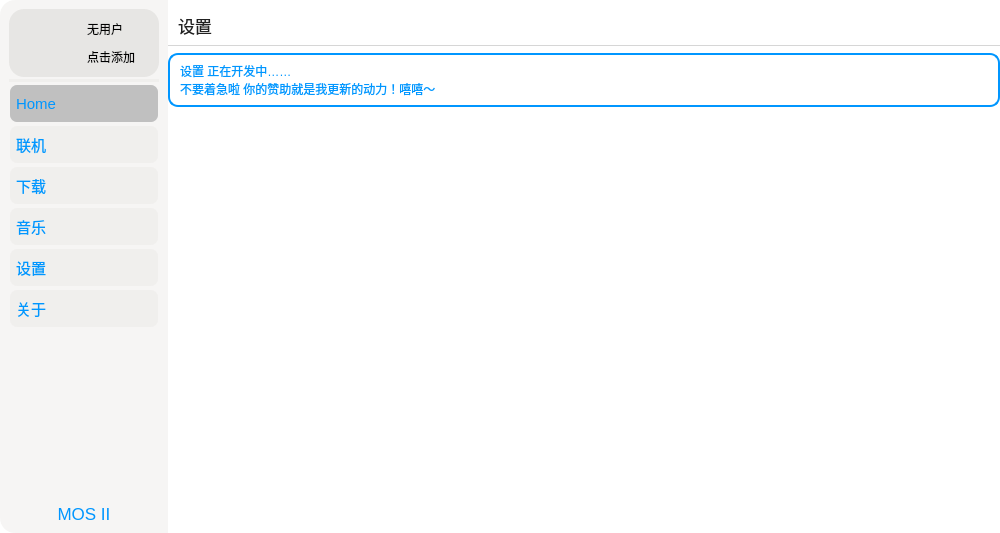
This is UI/MOS_UI.ui in David-xian66/Minecraft-Optimal-Starter_2 as Qt 5 draws it before an edit. The edited form follows.
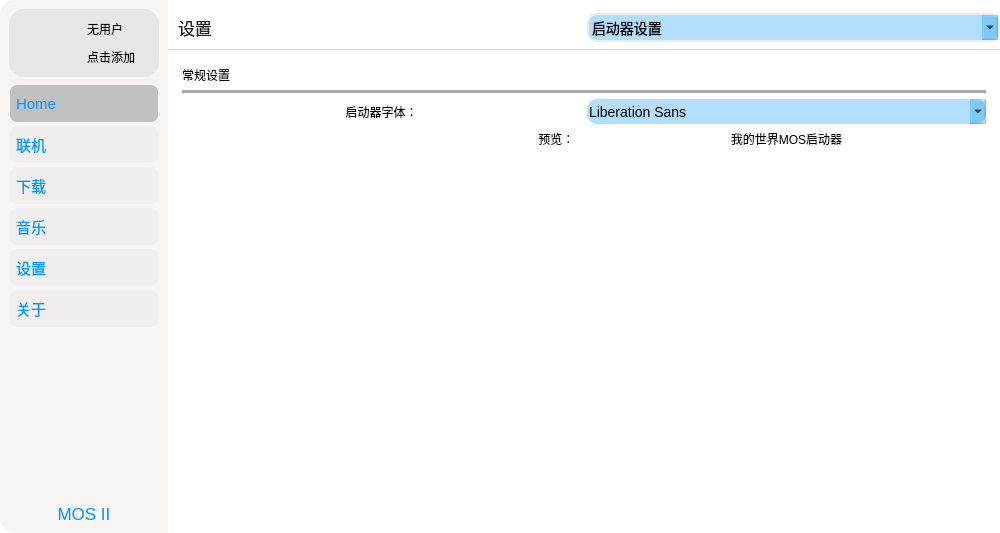
This is the edited form. The open tabs and pages were chosen to show the change. Icons and pictures are not drawn.

Commit message: 6.14UI更新+获取公告更新

Diff of the .ui file:
```diff
--- a/UI/MOS_UI.ui
+++ b/UI/MOS_UI.ui
@@ -32,7 +32,10 @@
    <property name="styleSheet">
     <string notr="true">background-color: rgba(255, 255, 255,100);</string>
    </property>
-   <layout class="QGridLayout" name="gridLayout_13">
+   <layout class="QHBoxLayout" name="horizontalLayout_2">
+    <property name="spacing">
+     <number>0</number>
+    </property>
     <property name="leftMargin">
      <number>0</number>
     </property>
@@ -45,10 +48,7 @@
     <property name="bottomMargin">
      <number>0</number>
     </property>
-    <property name="horizontalSpacing">
-     <number>0</number>
-    </property>
-    <item row="0" column="0">
+    <item>
      <widget class="QWidget" name="widget_mos_left" native="true">
       <property name="autoFillBackground">
        <bool>false</bool>
@@ -399,7 +399,7 @@
       </layout>
      </widget>
     </item>
-    <item row="0" column="1">
+    <item>
      <widget class="QStackedWidget" name="stackedWidget_mos_right">
       <property name="styleSheet">
        <string notr="true">font: 13pt &quot;PingFang SC&quot;;background-color: rgba(255, 255, 255, 128);</string>
@@ -1314,6 +1314,19 @@
        </layout>
       </widget>
       <widget class="QWidget" name="page_5">
+       <property name="styleSheet">
+        <string notr="true">QComboBox {
+    border: 2px solid rgb(235, 235, 235); /* border: 宽度 线类型 颜色 */
+    border-radius: 3px;
+	height:25px;
+	font-size: 14px;
+	background-color: rgba(0, 150, 255, 77);
+	border-radius:10px;
+}
+/*QComboBox::down-arrow
+是 右面那个 
+*/</string>
+       </property>
        <layout class="QGridLayout" name="gridLayout_15">
         <property name="leftMargin">
          <number>0</number>
@@ -1327,20 +1340,18 @@
         <property name="bottomMargin">
          <number>0</number>
         </property>
-        <item row="2" column="0" rowspan="2" colspan="2">
-         <widget class="Line" name="line_5">
-          <property name="styleSheet">
-           <string notr="true">color:rgb(214, 214, 214)</string>
-          </property>
-          <property name="frameShadow">
-           <enum>QFrame::Plain</enum>
-          </property>
-          <property name="midLineWidth">
-           <number>1</number>
-          </property>
-          <property name="orientation">
-           <enum>Qt::Horizontal</enum>
-          </property>
+        <item row="1" column="1">
+         <widget class="QComboBox" name="comboBox">
+          <item>
+           <property name="text">
+            <string>启动器设置</string>
+           </property>
+          </item>
+          <item>
+           <property name="text">
+            <string>游戏设置</string>
+           </property>
+          </item>
          </widget>
         </item>
         <item row="0" column="0" colspan="2">
@@ -1356,20 +1367,23 @@
           </property>
          </spacer>
         </item>
-        <item row="5" column="1">
-         <spacer name="verticalSpacer_8">
+        <item row="3" column="0" rowspan="2" colspan="2">
+         <widget class="Line" name="line_5">
+          <property name="styleSheet">
+           <string notr="true">color:rgb(214, 214, 214)</string>
+          </property>
+          <property name="frameShadow">
+           <enum>QFrame::Plain</enum>
+          </property>
+          <property name="midLineWidth">
+           <number>1</number>
+          </property>
           <property name="orientation">
-           <enum>Qt::Vertical</enum>
+           <enum>Qt::Horizontal</enum>
           </property>
-          <property name="sizeHint" stdset="0">
-           <size>
-            <width>796</width>
-            <height>368</height>
-           </size>
-          </property>
-         </spacer>
+         </widget>
         </item>
-        <item row="1" column="0" colspan="2">
+        <item row="1" column="0">
          <widget class="QLabel" name="label_15">
           <property name="styleSheet">
            <string notr="true">border-style:none;color:rgb(33, 33, 33);font-size: 17px;background-color: rgba(255, 255, 255, 0);</string>
@@ -1382,28 +1396,169 @@
           </property>
          </widget>
         </item>
-        <item row="4" column="0" colspan="2">
-         <widget class="QWidget" name="widget_9" native="true">
-          <property name="styleSheet">
-           <string notr="true">border-radius:10px;
-border:2px solid rgb(0, 150, 255);</string>
+        <item row="5" column="0" colspan="2">
+         <widget class="QStackedWidget" name="stackedWidget">
+          <property name="currentIndex">
+           <number>0</number>
           </property>
-          <layout class="QGridLayout" name="gridLayout_11">
-           <property name="leftMargin">
-            <number>12</number>
-           </property>
-           <item row="1" column="0">
-            <widget class="QLabel" name="label_14">
-             <property name="styleSheet">
-              <string notr="true">border-style:none;color:rgb(0, 150, 255);</string>
-             </property>
-             <property name="text">
-              <string>设置 正在开发中……
-不要着急啦 你的赞助就是我更新的动力！嘻嘻～</string>
-             </property>
-            </widget>
-           </item>
-          </layout>
+          <widget class="QWidget" name="page">
+           <layout class="QGridLayout" name="gridLayout_11">
+            <property name="leftMargin">
+             <number>0</number>
+            </property>
+            <property name="topMargin">
+             <number>0</number>
+            </property>
+            <property name="rightMargin">
+             <number>0</number>
+            </property>
+            <property name="bottomMargin">
+             <number>0</number>
+            </property>
+            <item row="0" column="0">
+             <widget class="QScrollArea" name="scrollArea">
+              <property name="styleSheet">
+               <string notr="true">border-style:none;</string>
+              </property>
+              <property name="widgetResizable">
+               <bool>true</bool>
+              </property>
+              <widget class="QWidget" name="scrollAreaWidgetContents_2">
+               <property name="geometry">
+                <rect>
+                 <x>0</x>
+                 <y>0</y>
+                 <width>832</width>
+                 <height>456</height>
+                </rect>
+               </property>
+               <layout class="QGridLayout" name="gridLayout_23">
+                <property name="leftMargin">
+                 <number>5</number>
+                </property>
+                <property name="topMargin">
+                 <number>0</number>
+                </property>
+                <property name="rightMargin">
+                 <number>5</number>
+                </property>
+                <property name="bottomMargin">
+                 <number>0</number>
+                </property>
+                <item row="6" column="0" colspan="2">
+                 <spacer name="verticalSpacer_8">
+                  <property name="orientation">
+                   <enum>Qt::Vertical</enum>
+                  </property>
+                  <property name="sizeHint" stdset="0">
+                   <size>
+                    <width>20</width>
+                    <height>40</height>
+                   </size>
+                  </property>
+                 </spacer>
+                </item>
+                <item row="3" column="0" colspan="2">
+                 <widget class="QWidget" name="widget" native="true">
+                  <layout class="QGridLayout" name="gridLayout_24">
+                   <item row="1" column="0" colspan="2">
+                    <widget class="Line" name="line_10">
+                     <property name="styleSheet">
+                      <string notr="true">background-color: rgb(169, 169, 169);border:none;</string>
+                     </property>
+                     <property name="orientation">
+                      <enum>Qt::Horizontal</enum>
+                     </property>
+                    </widget>
+                   </item>
+                   <item row="2" column="0">
+                    <widget class="QLabel" name="label_4">
+                     <property name="styleSheet">
+                      <string notr="true">font: 14pt &quot;PingFang SC&quot;;</string>
+                     </property>
+                     <property name="text">
+                      <string>启动器字体：</string>
+                     </property>
+                     <property name="alignment">
+                      <set>Qt::AlignCenter</set>
+                     </property>
+                    </widget>
+                   </item>
+                   <item row="2" column="1">
+                    <widget class="QFontComboBox" name="fontComboBox"/>
+                   </item>
+                   <item row="0" column="0">
+                    <widget class="QLabel" name="label_6">
+                     <property name="text">
+                      <string>常规设置</string>
+                     </property>
+                    </widget>
+                   </item>
+                   <item row="3" column="1">
+                    <widget class="QLabel" name="label_5">
+                     <property name="text">
+                      <string>我的世界MOS启动器</string>
+                     </property>
+                     <property name="alignment">
+                      <set>Qt::AlignCenter</set>
+                     </property>
+                    </widget>
+                   </item>
+                   <item row="3" column="0">
+                    <widget class="QLabel" name="label_14">
+                     <property name="text">
+                      <string>预览：  </string>
+                     </property>
+                     <property name="alignment">
+                      <set>Qt::AlignRight|Qt::AlignTrailing|Qt::AlignVCenter</set>
+                     </property>
+                    </widget>
+                   </item>
+                  </layout>
+                 </widget>
+                </item>
+               </layout>
+              </widget>
+             </widget>
+            </item>
+           </layout>
+          </widget>
+          <widget class="QWidget" name="page_7">
+           <layout class="QGridLayout" name="gridLayout_22">
+            <property name="leftMargin">
+             <number>0</number>
+            </property>
+            <property name="topMargin">
+             <number>0</number>
+            </property>
+            <property name="rightMargin">
+             <number>0</number>
+            </property>
+            <property name="bottomMargin">
+             <number>0</number>
+            </property>
+            <item row="0" column="0">
+             <widget class="QScrollArea" name="scrollArea_2">
+              <property name="styleSheet">
+               <string notr="true">border-style:none;</string>
+              </property>
+              <property name="widgetResizable">
+               <bool>true</bool>
+              </property>
+              <widget class="QWidget" name="scrollAreaWidgetContents_3">
+               <property name="geometry">
+                <rect>
+                 <x>0</x>
+                 <y>0</y>
+                 <width>100</width>
+                 <height>30</height>
+                </rect>
+               </property>
+              </widget>
+             </widget>
+            </item>
+           </layout>
+          </widget>
          </widget>
         </item>
        </layout>
```
Left out of the diff: 14 changed lines with no effect on the pictures. The commit also changes 1 other file.
